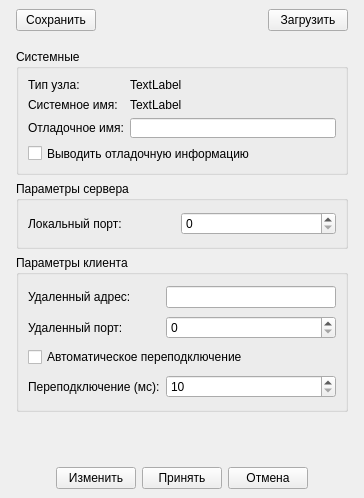
ekushko/qt-vxlan-mtd-old, file src/VMTD/VMTD/VMTDSettingsForm.ui: the form before one commit.
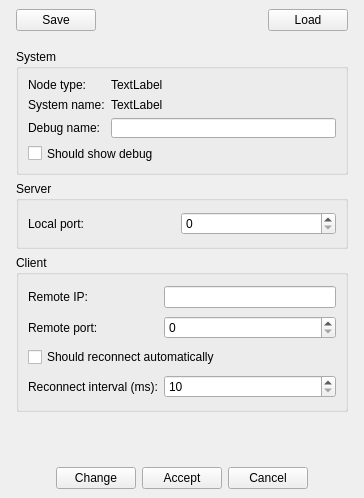
The form after the commit.

```diff
--- a/src/VMTD/VMTD/VMTDSettingsForm.ui
+++ b/src/VMTD/VMTD/VMTDSettingsForm.ui
@@ -53,7 +53,7 @@
         <item>
          <widget class="QPushButton" name="pbSave">
           <property name="text">
-           <string>Сохранить</string>
+           <string>Save</string>
           </property>
          </widget>
         </item>
@@ -73,7 +73,7 @@
         <item>
          <widget class="QPushButton" name="pbLoad">
           <property name="text">
-           <string>Загрузить</string>
+           <string>Load</string>
           </property>
          </widget>
         </item>
@@ -98,13 +98,13 @@
            </size>
           </property>
           <property name="title">
-           <string>Системные</string>
+           <string>System</string>
           </property>
           <layout class="QGridLayout" name="gridLayout_2">
            <item row="2" column="0">
             <widget class="QLabel" name="_8">
              <property name="text">
-              <string>Отладочное имя:</string>
+              <string>Debug name:</string>
              </property>
             </widget>
            </item>
@@ -118,7 +118,7 @@
            <item row="3" column="0" colspan="2">
             <widget class="QCheckBox" name="chbShouldShowDebug">
              <property name="text">
-              <string>Выводить отладочную информацию</string>
+              <string>Should show debug</string>
              </property>
             </widget>
            </item>
@@ -128,14 +128,14 @@
            <item row="1" column="0">
             <widget class="QLabel" name="_7">
              <property name="text">
-              <string>Системное имя:</string>
+              <string>System name:</string>
              </property>
             </widget>
            </item>
            <item row="0" column="0">
             <widget class="QLabel" name="_14">
              <property name="text">
-              <string>Тип узла:</string>
+              <string>Node type:</string>
              </property>
             </widget>
            </item>
@@ -158,7 +158,7 @@
            </size>
           </property>
           <property name="title">
-           <string>Параметры сервера</string>
+           <string>Server</string>
           </property>
           <layout class="QGridLayout" name="gridLayout_3">
            <item row="0" column="1">
@@ -183,7 +183,7 @@
               </size>
              </property>
              <property name="text">
-              <string>Локальный порт:</string>
+              <string>Local port:</string>
              </property>
             </widget>
            </item>
@@ -199,7 +199,7 @@
            </size>
           </property>
           <property name="title">
-           <string>Параметры клиента</string>
+           <string>Client</string>
           </property>
           <layout class="QGridLayout" name="gridLayout_4">
            <item row="0" column="1">
@@ -208,7 +208,7 @@
            <item row="1" column="0">
             <widget class="QLabel" name="_11">
              <property name="text">
-              <string>Удаленный порт:</string>
+              <string>Remote port:</string>
              </property>
             </widget>
            </item>
@@ -222,21 +222,21 @@
            <item row="2" column="0" colspan="2">
             <widget class="QCheckBox" name="chbShouldReconnect">
              <property name="text">
-              <string>Автоматическое переподключение</string>
+              <string>Should reconnect automatically</string>
              </property>
             </widget>
            </item>
            <item row="0" column="0">
             <widget class="QLabel" name="_10">
              <property name="text">
-              <string>Удаленный адрес:</string>
+              <string>Remote IP:</string>
              </property>
             </widget>
            </item>
            <item row="3" column="0">
             <widget class="QLabel" name="_13">
              <property name="text">
-              <string>Переподключение (мс):</string>
+              <string>Reconnect interval (ms):</string>
              </property>
             </widget>
            </item>
@@ -288,21 +288,21 @@
         <item>
          <widget class="QPushButton" name="pbChange">
           <property name="text">
-           <string>Изменить</string>
+           <string>Change</string>
           </property>
          </widget>
         </item>
         <item>
          <widget class="QPushButton" name="pbAccept">
           <property name="text">
-           <string>Принять</string>
+           <string>Accept</string>
           </property>
          </widget>
         </item>
         <item>
          <widget class="QPushButton" name="pbCancel">
           <property name="text">
-           <string>Отмена</string>
+           <string>Cancel</string>
           </property>
          </widget>
         </item>
```
